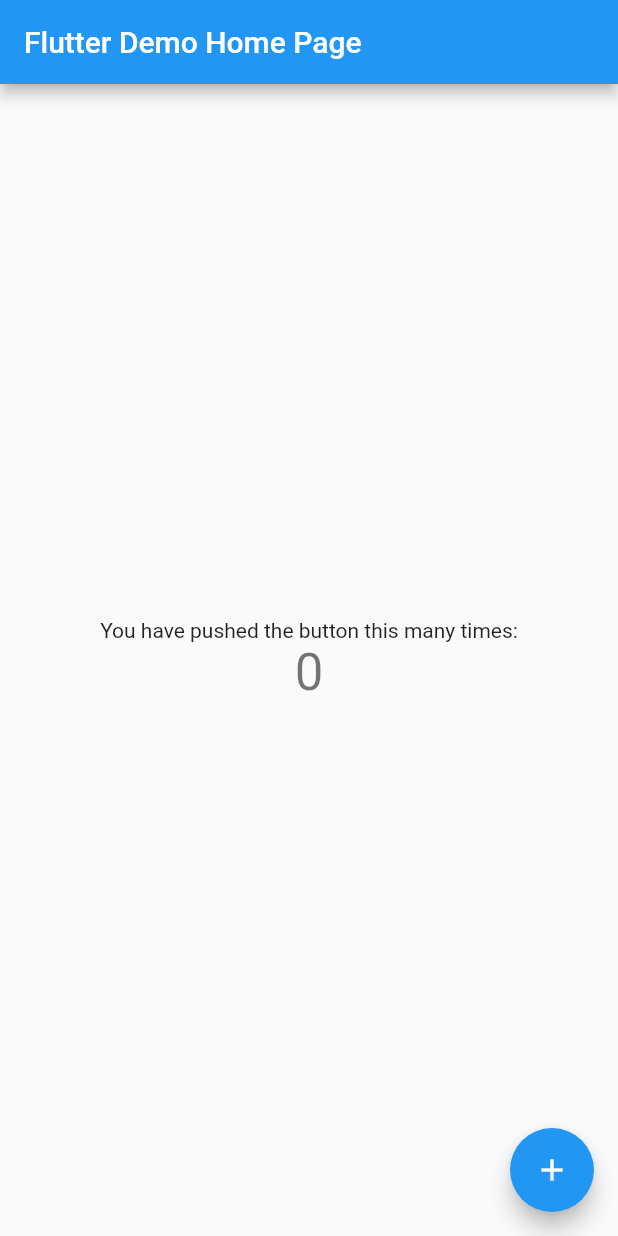
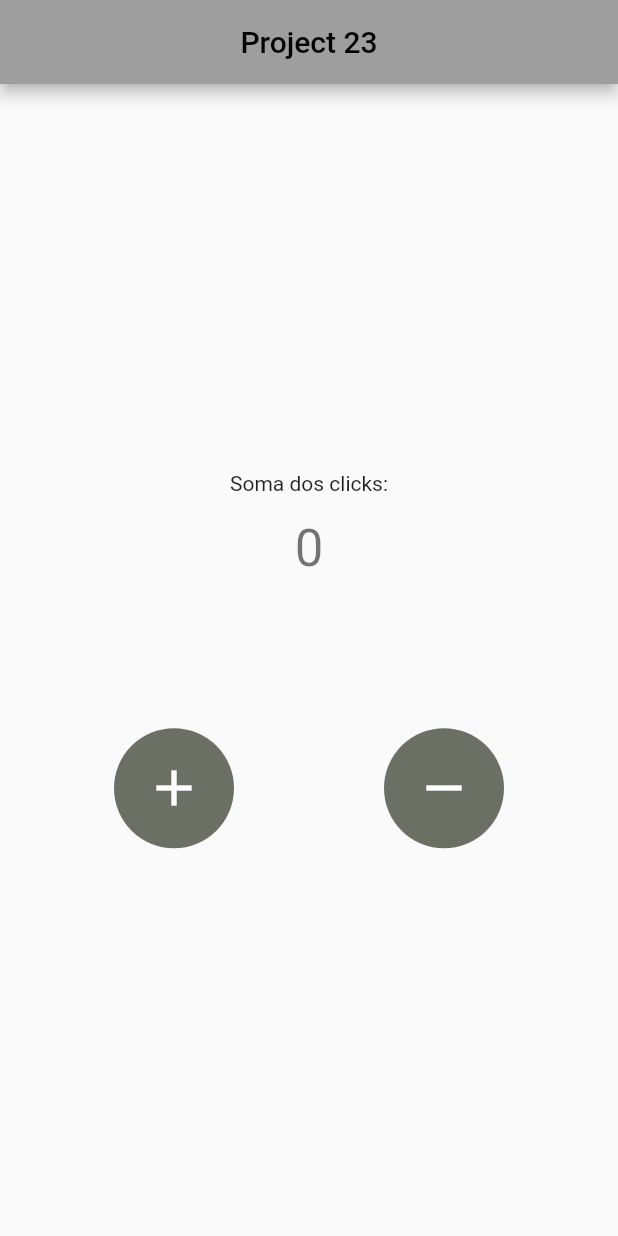
Before and after one commit to mathbale/First-App-Flutter, a Flutter app: the screen it shows after launch, on a phone screen of 412 x 824 dp. Run offline on Flutter 3.47's test engine with Material 2 defaults, Android fonts, the phone set to English and light mode, and no system bars.

Commit message:
Commit
Commit

```diff
--- a/lib/main.dart
+++ b/lib/main.dart
@@ -12,35 +12,19 @@ class MyApp extends StatelessWidget {
   Widget build(BuildContext context) {
     return MaterialApp(
       title: 'Flutter Demo',
+      debugShowCheckedModeBanner: false,
       theme: ThemeData(
-        // This is the theme of your application.
-        //
-        // Try running your application with "flutter run". You'll see the
-        // application has a blue toolbar. Then, without quitting the app, try
-        // changing the primarySwatch below to Colors.green and then invoke
-        // "hot reload" (press "r" in the console where you ran "flutter run",
-        // or simply save your changes to "hot reload" in a Flutter IDE).
-        // Notice that the counter didn't reset back to zero; the application
-        // is not restarted.
-        primarySwatch: Colors.blue,
+        primarySwatch: Colors.grey,
       ),
-      home: const MyHomePage(title: 'Flutter Demo Home Page'),
+      home: const MyHomePage(
+        title: 'Project 23',
+      ),
     );
   }
 }
 
 class MyHomePage extends StatefulWidget {
   const MyHomePage({super.key, required this.title});
-
-  // This widget is the home page of your application. It is stateful, meaning
-  // that it has a State object (defined below) that contains fields that affect
-  // how it looks.
-
-  // This class is the configuration for the state. It holds the values (in this
-  // case the title) provided by the parent (in this case the App widget) and
-  // used by the build method of the State. Fields in a Widget subclass are
-  // always marked "final".
-
   final String title;
 
   @override
@@ -52,64 +36,72 @@ class _MyHomePageState extends State<MyHomePage> {
 
   void _incrementCounter() {
     setState(() {
-      // This call to setState tells the Flutter framework that something has
-      // changed in this State, which causes it to rerun the build method below
-      // so that the display can reflect the updated values. If we changed
-      // _counter without calling setState(), then the build method would not be
-      // called again, and so nothing would appear to happen.
       _counter++;
+    });
+  }
+
+  void _decrementCounter() {
+    setState(() {
+      _counter--;
     });
   }
 
   @override
   Widget build(BuildContext context) {
-    // This method is rerun every time setState is called, for instance as done
-    // by the _incrementCounter method above.
-    //
-    // The Flutter framework has been optimized to make rerunning build methods
-    // fast, so that you can just rebuild anything that needs updating rather
-    // than having to individually change instances of widgets.
     return Scaffold(
       appBar: AppBar(
-        // Here we take the value from the MyHomePage object that was created by
-        // the App.build method, and use it to set our appbar title.
-        title: Text(widget.title),
+        title: Center(child: Text(widget.title)),
       ),
       body: Center(
-        // Center is a layout widget. It takes a single child and positions it
-        // in the middle of the parent.
         child: Column(
-          // Column is also a layout widget. It takes a list of children and
-          // arranges them vertically. By default, it sizes itself to fit its
-          // children horizontally, and tries to be as tall as its parent.
-          //
-          // Invoke "debug painting" (press "p" in the console, choose the
-          // "Toggle Debug Paint" action from the Flutter Inspector in Android
-          // Studio, or the "Toggle Debug Paint" command in Visual Studio Code)
-          // to see the wireframe for each widget.
-          //
-          // Column has various properties to control how it sizes itself and
-          // how it positions its children. Here we use mainAxisAlignment to
-          // center the children vertically; the main axis here is the vertical
-          // axis because Columns are vertical (the cross axis would be
-          // horizontal).
           mainAxisAlignment: MainAxisAlignment.center,
           children: <Widget>[
             const Text(
-              'You have pushed the button this many times:',
+              'Soma dos clicks:',
             ),
+            const SizedBox(height: 15),
             Text(
               '$_counter',
               style: Theme.of(context).textTheme.headlineMedium,
             ),
+            const SizedBox(
+              height: 100,
+            ),
+            Row(
+              mainAxisAlignment: MainAxisAlignment.center,
+              children: [
+                CircleAvatar(
+                  radius: 40,
+                  backgroundColor: const Color.fromARGB(255, 108, 112, 100),
+                  child: InkWell(
+                    onTap: _incrementCounter,
+                    child: const Icon(
+                      Icons.add,
+                      size: 40,
+                      color: Colors.white,
+                    ),
+                  ),
+                ),
+                const SizedBox(
+                  width: 100,
+                ),
+                CircleAvatar(
+                  radius: 40,
+                  backgroundColor: const Color.fromARGB(255, 108, 112, 100),
+                  child: InkWell(
+                    onTap: _decrementCounter,
+                    child: const Icon(
+                      Icons.remove,
+                      size: 40,
+                      color: Colors.white,
+                    ),
+                  ),
+                ),
+              ],
+            )
           ],
         ),
       ),
-      floatingActionButton: FloatingActionButton(
-        onPressed: _incrementCounter,
-        tooltip: 'Increment',
-        child: const Icon(Icons.add),
-      ), // This trailing comma makes auto-formatting nicer for build methods.
     );
   }
 }
```
Also changed, not shown: 2 other files.
